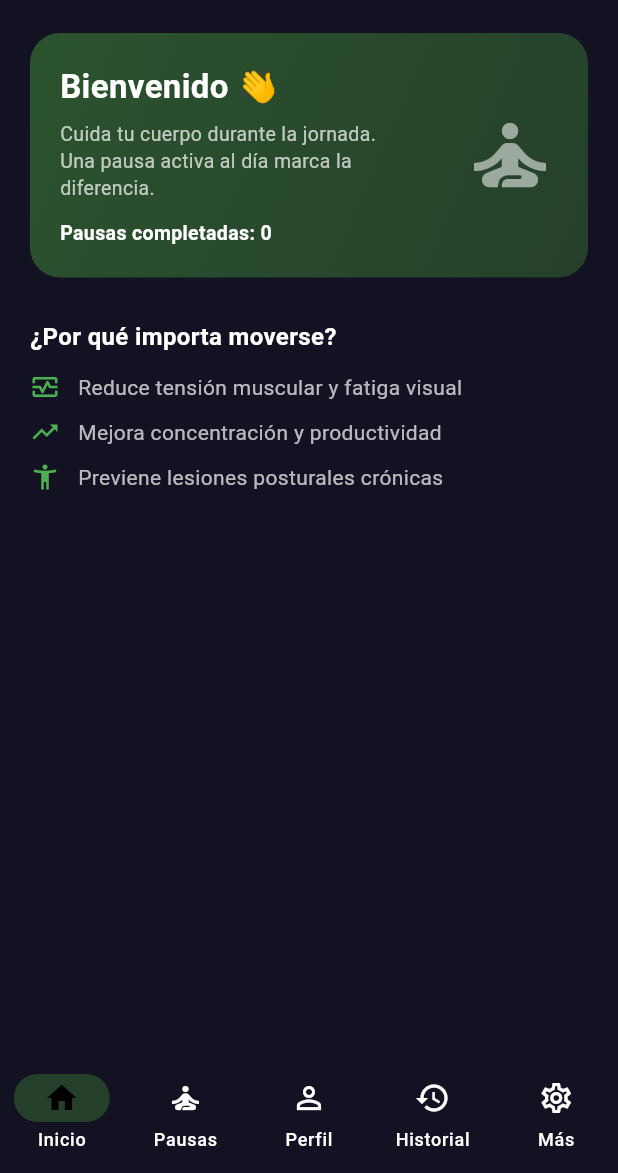
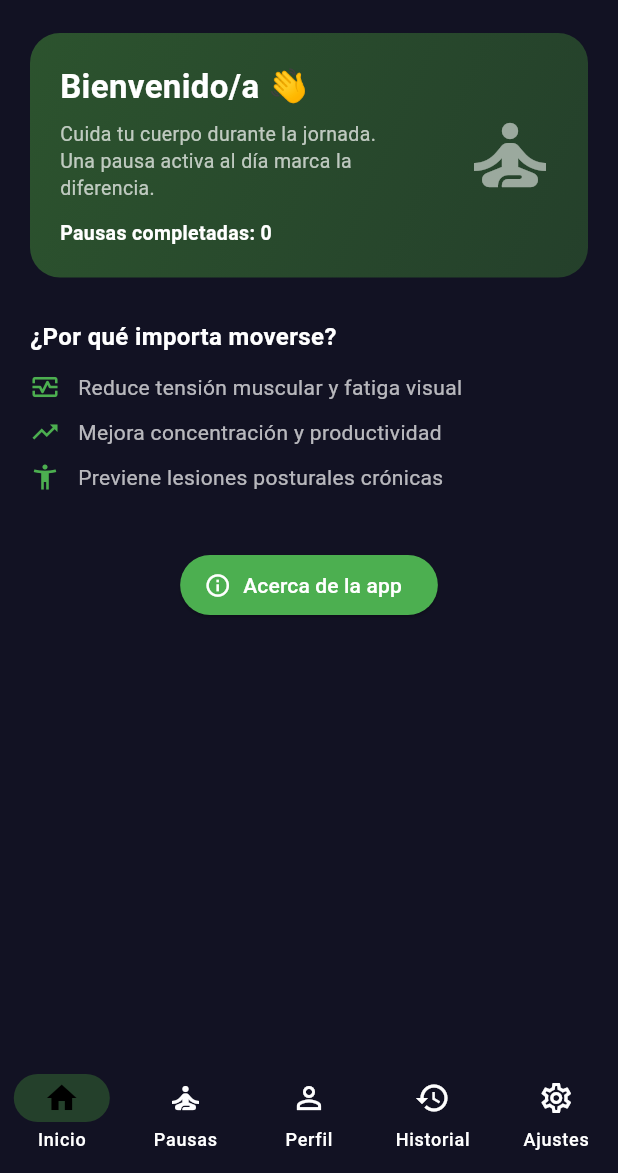
Before and after one commit to Fnav63/ActiveBreaksMobile, a Flutter app: the screen it shows after launch, on a phone screen of 412 x 824 dp, the part 63-1236 px from its top. Run offline on Flutter 3.47's test engine with Material 3 defaults, Android fonts, the phone set to English and light mode, and no system bars; our stand-ins replace flutter_local_notifications, share_plus, shared_preferences; missing offline and left inert: workmanager; project files that could hold a hidden picture were left out.

Commit message:
Adición de pantalla about a home y reajustes de detalles mínimos

```diff
--- a/lib/screens/home_screen.dart
+++ b/lib/screens/home_screen.dart
@@ -1,5 +1,6 @@
 import 'package:flutter/material.dart';
 import 'package:provider/provider.dart';
+import '../viewmodels/breaks_viewmodel.dart';
 import '../viewmodels/profile_viewmodel.dart';
 
 class HomeScreen extends StatefulWidget {
@@ -46,6 +47,18 @@ class _HomeScreenState extends State<HomeScreen> {
               ),
               const SizedBox(height: 12),
               const _BenefitsList(),
+              const SizedBox(height: 28),
+              Center(
+                child: ElevatedButton.icon(
+                  onPressed: (){
+                    context.read<BreaksViewModel>().loadPreferencesAndFilter();
+                    Navigator.pushNamed(context, '/about');
+                  },
+                  icon: const Icon(Icons.info_outline, size: 18),
+                  label: const Text('Acerca de la app'),
+                ),
+              ),
+              const SizedBox(height: 8),
             ],
           ),
         ),
@@ -85,7 +98,7 @@ class _HeroCard extends StatelessWidget {
                 Text(
                   profile.hasProfile
                       ? 'Hola, ${profile.userName} 👋'
-                      : 'Bienvenido 👋',
+                      : 'Bienvenido/a 👋',
                   style: const TextStyle(
                     fontSize: 22,
                     fontWeight: FontWeight.bold,
--- a/lib/screens/main_shell.dart
+++ b/lib/screens/main_shell.dart
@@ -8,7 +8,6 @@ import 'breaks_list_screen.dart';
 import 'profile_screen.dart';
 import 'history_screen.dart';
 import 'settings_screen.dart';
-import 'about_screen.dart';
 import 'beta_testing_screen.dart';
 
 class MainShell extends StatefulWidget {
@@ -27,7 +26,6 @@ class _MainShellState extends State<MainShell> {
     ProfileScreen(),
     HistoryScreen(),
     SettingsScreen(),
-    AboutScreen(),
     BetaTestingScreen(),
   ];
 
@@ -84,7 +82,7 @@ class _MainShellState extends State<MainShell> {
           NavigationDestination(
             icon: Icon(Icons.settings_outlined),
             selectedIcon: Icon(Icons.settings),
-            label: 'Más',
+            label: 'Ajustes',
           ),
         ],
       ),
--- a/lib/screens/settings_screen.dart
+++ b/lib/screens/settings_screen.dart
@@ -27,7 +27,7 @@ class _SettingsScreenState extends State<SettingsScreen> {
 
     return Scaffold(
       appBar: AppBar(
-        title: const Text('Configuracion'),
+        title: const Text('Ajustes'),
       ),
       body: SafeArea(
         child: SingleChildScrollView(
```
